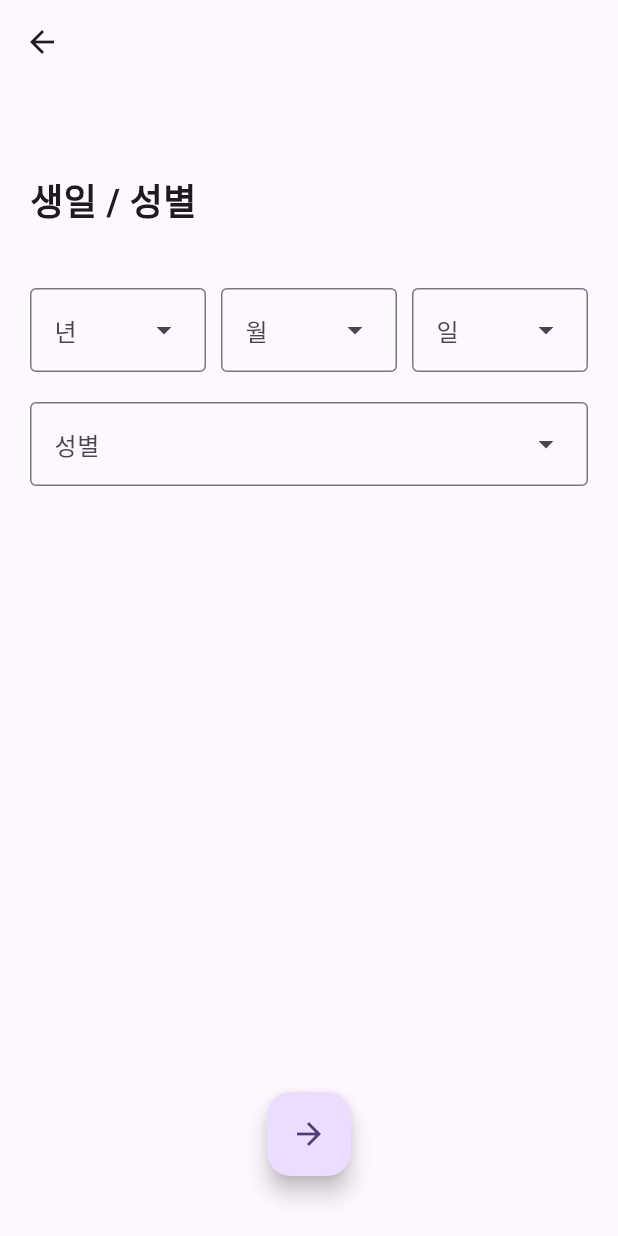
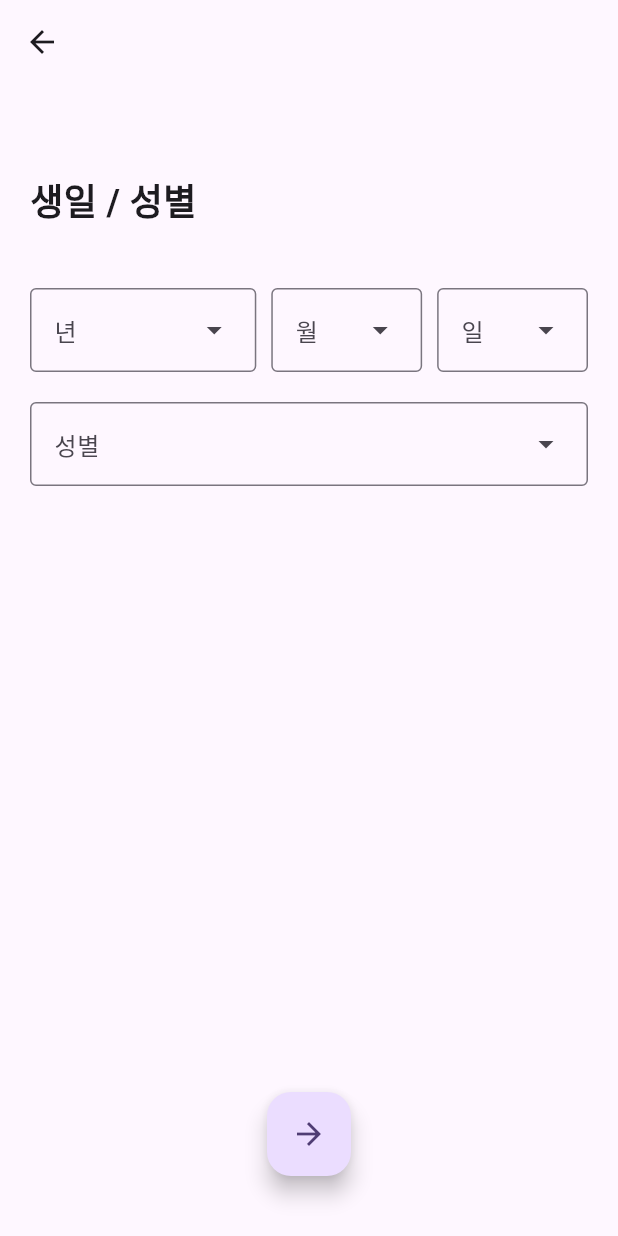
Before and after one commit to project-yoen/yoen_front, a Flutter app: the RegisterAgeGenderScreen screen opened directly, on a phone screen of 412 x 824 dp. Run offline on Flutter 3.47's test engine with Material 3 defaults, Android fonts, the phone set to English and light mode, and no system bars; our stand-ins replace dio, flutter_riverpod, pin_code_fields, retrofit; generated files the repository leaves out were written again.

Commit message:
fix: 년도 설정시 숫자가 잘리던 현상 수정

```diff
--- a/lib/view/register_age_gender.dart
+++ b/lib/view/register_age_gender.dart
@@ -54,6 +54,7 @@ class _RegisterAgeGenderScreenState extends State<RegisterAgeGenderScreen> {
             Row(
               children: [
                 Expanded(
+                  flex: 3,
                   child: LayoutBuilder(
                     builder: (context, constraints) {
                       return DropdownMenu<String>(
@@ -85,6 +86,7 @@ class _RegisterAgeGenderScreenState extends State<RegisterAgeGenderScreen> {
                 ),
                 const SizedBox(width: 10),
                 Expanded(
+                  flex: 2,
                   child: LayoutBuilder(
                     builder: (context, constraints) {
                       return DropdownMenu<String>(
@@ -116,6 +118,7 @@ class _RegisterAgeGenderScreenState extends State<RegisterAgeGenderScreen> {
                 ),
                 const SizedBox(width: 10),
                 Expanded(
+                  flex: 2,
                   child: LayoutBuilder(
                     builder: (context, constraints) {
                       return DropdownMenu<String>(
```
